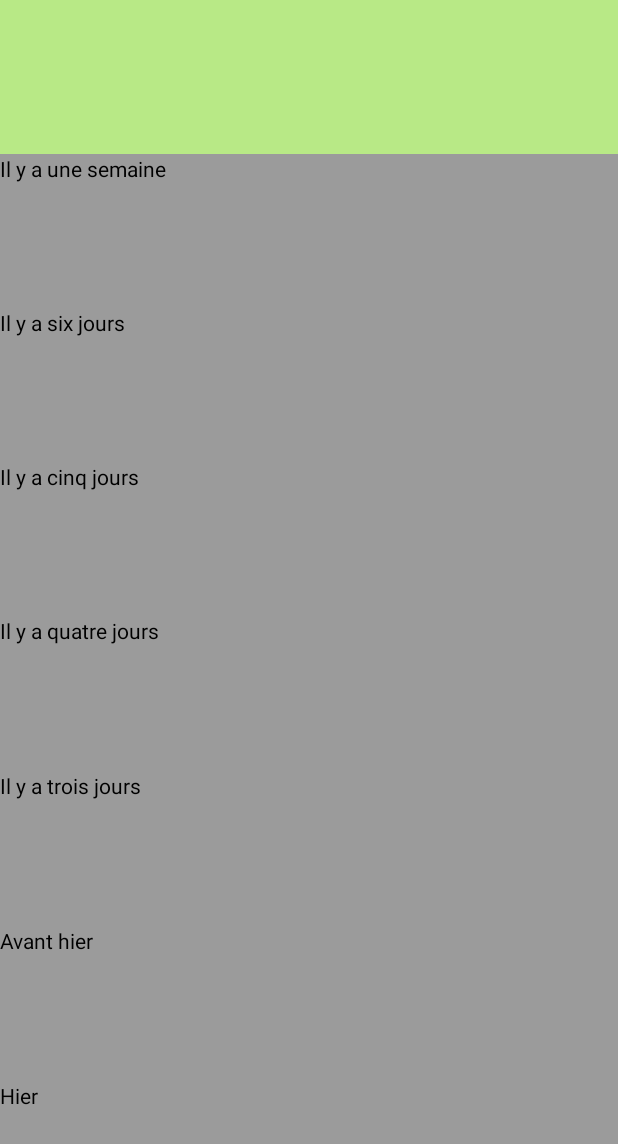
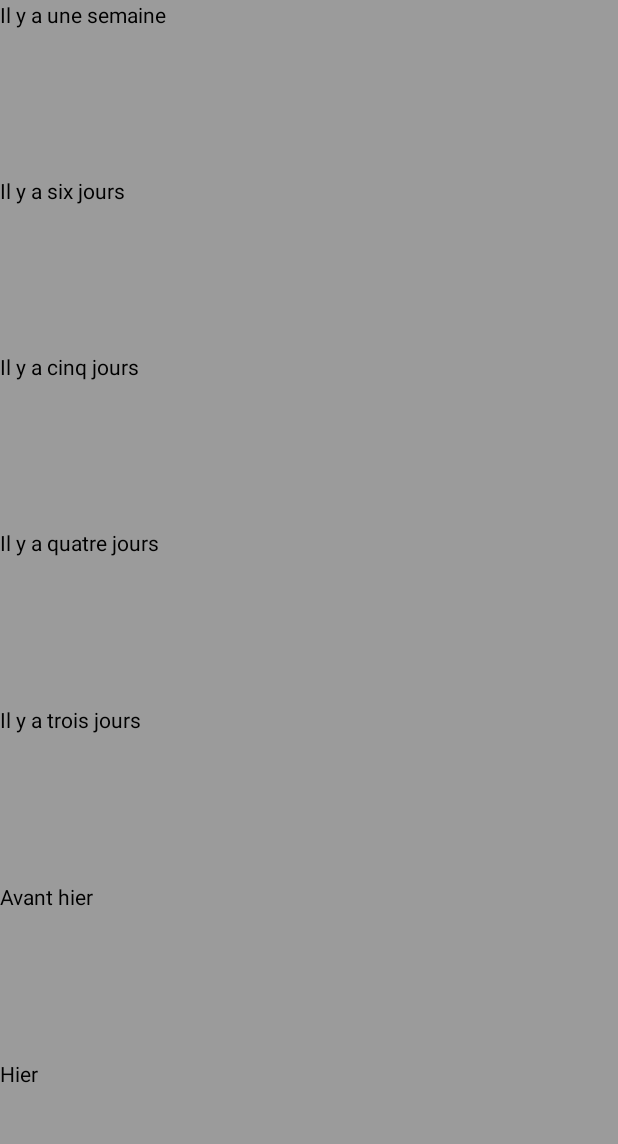
Before and after one commit to Eliza13210/moodtracker_oc, an Android app: the screen it shows after launch (History), after a tap on an icon or button, on a phone screen of 412 x 824 dp. Shown: the top 1144 px of the screen. Run offline under Robolectric (Android 15) with nearby library versions, the phone set to English and light mode, and no system bars.

Commit message:
Correction warnings

```diff
--- a/app/src/main/java/com/oc/liza/moodtrackeroc/controler/History.java
+++ b/app/src/main/java/com/oc/liza/moodtrackeroc/controler/History.java
@@ -1,6 +1,5 @@
 package com.oc.liza.moodtrackeroc.controler;
 
-import android.content.Intent;
 import android.graphics.Color;
 import android.graphics.drawable.Drawable;
 import android.support.v7.app.AppCompatActivity;
@@ -28,7 +27,6 @@ public class History extends AppCompatActivity {
         mMoodList = (ArrayList<Mood>) getIntent().getSerializableExtra("mMoodList");
         setContentView(R.layout.activity_history);
 
-        TextView statistics = findViewById(R.id.statistics);
         TextView tvOne = findViewById(R.id.first);
         TextView tvTwo = findViewById(R.id.second);
         TextView tvThree = findViewById(R.id.third);
@@ -36,8 +34,6 @@ public class History extends AppCompatActivity {
         TextView tvFive = findViewById(R.id.fifth);
         TextView tvSix = findViewById(R.id.sixt);
         TextView tvSeven = findViewById(R.id.seventh);
-
-        getStatistic();
 
         moodWeek(-7, tvOne);
         moodWeek(-6, tvTwo);
@@ -47,13 +43,6 @@ public class History extends AppCompatActivity {
         moodWeek(-2, tvSix);
         moodWeek(-1, tvSeven);
 }
-
-        private void getStatistic(){
-
-
-
-        }
-
     /**
      * This method serves to set the background color representing the mood selected for the corresponding
      * day on the seven TextViews representing the last week.
--- a/app/src/main/res/layout/activity_history.xml
+++ b/app/src/main/res/layout/activity_history.xml
@@ -4,15 +4,7 @@
     android:layout_width="match_parent"
     android:layout_height="match_parent"
     android:orientation="vertical">
-    <TextView
-        android:id="@+id/statistics"
-        android:layout_width="match_parent"
-        android:layout_height="0dp"
-        android:layout_weight="1"
-        android:background="@color/light_sage"
-        android:textColor="#000000"
 
-        />
     <TextView
         android:id="@+id/first"
         android:layout_width="match_parent"
```
